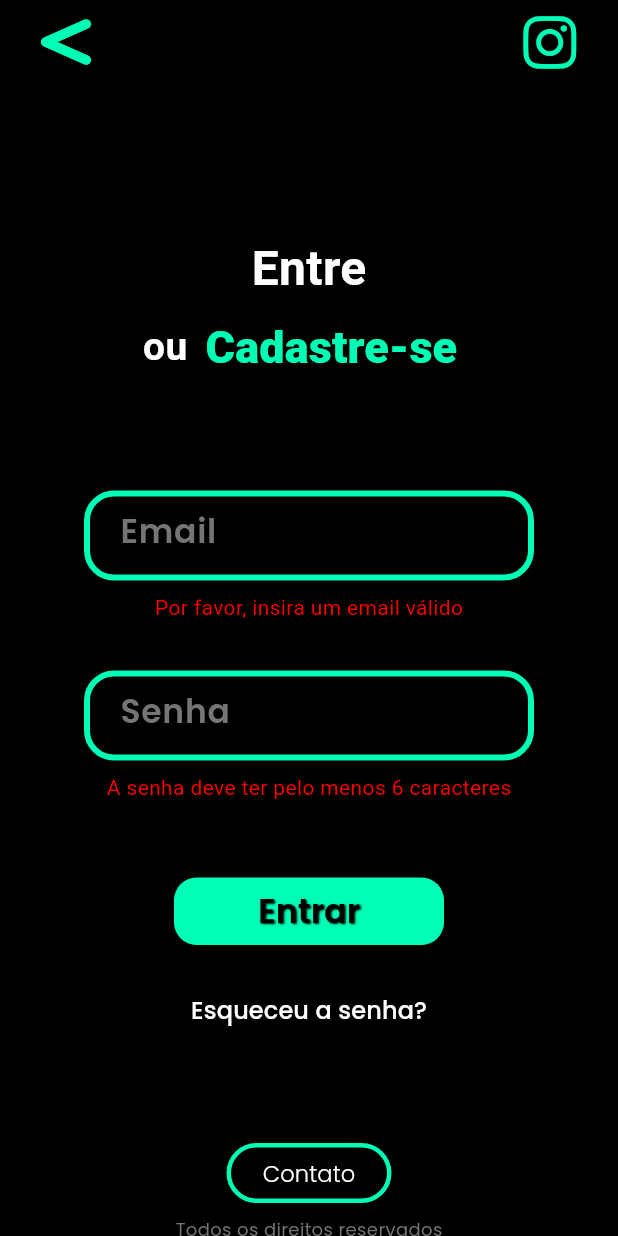
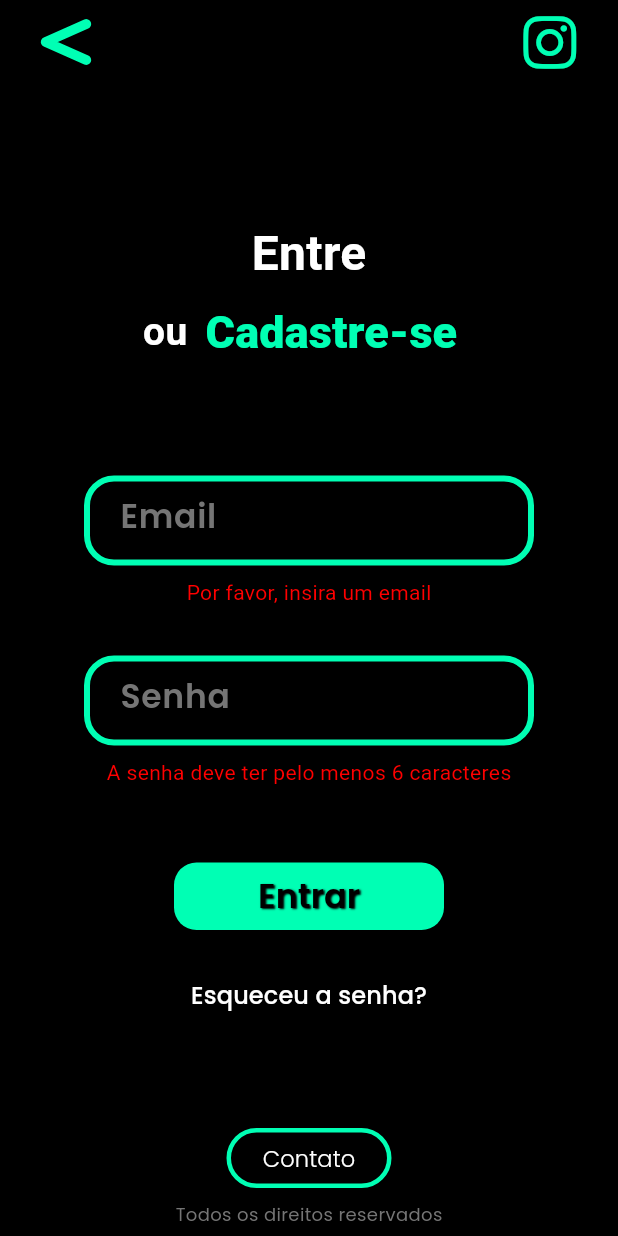
Before and after one commit to thiagofern4ndo/app-barber-shop, a Flutter app: the LoginPage screen opened directly, after a tap on "Entrar", on a phone screen of 412 x 824 dp. Run offline on Flutter 3.47's test engine with Material 3 defaults, Android fonts, the phone set to English and light mode, and no system bars; our stand-ins replace flutter_calendar_carousel, font_awesome_flutter, google_fonts.

Commit message:
alteração login

```diff
--- a/lib/screens/loginpage.dart
+++ b/lib/screens/loginpage.dart
@@ -27,8 +27,6 @@ class _LoginPageState extends State<LoginPage> {
   String? _emailError;
   String? _passwordError;
 
-  final emailRegex = RegExp(r"^[a-zA-Z0-9_.+-]+@[a-zA-Z0-9-]+\\.[a-zA-Z0-9-.]+$");
-
   bool _validateFields() {
     setState(() {
       _emailError = null;
@@ -37,11 +35,12 @@ class _LoginPageState extends State<LoginPage> {
 
     bool hasErrors = false;
 
-    if (_emailController.text.isEmpty || !emailRegex.hasMatch(_emailController.text)) {
-      _emailError = 'Por favor, insira um email válido';
+    if (_emailController.text.isEmpty) {
+      _emailError = 'Por favor, insira um email';
       hasErrors = true;
     }
 
+    // A senha precisa ter pelo menos 6 caracteres
     if (_passwordController.text.length < 6) {
       _passwordError = 'A senha deve ter pelo menos 6 caracteres';
       hasErrors = true;
@@ -83,7 +82,7 @@ class _LoginPageState extends State<LoginPage> {
                 ],
               ),
             ),
-            const SizedBox(height: 100),
+            const SizedBox(height: 90),
             Column(
               children: [
                 Text(
@@ -95,7 +94,7 @@ class _LoginPageState extends State<LoginPage> {
                   children: [
                     Text(
                       'ou',
-                      style: TextStyle(fontSize: 26,fontWeight: FontWeight.bold, color: AppColors.primaryText),
+                      style: TextStyle(fontSize: 26, fontWeight: FontWeight.bold, color: AppColors.primaryText),
                     ),
                     TextButton(
                       onPressed: () => Navigator.push(
@@ -173,7 +172,7 @@ class _LoginPageState extends State<LoginPage> {
                           },
                         ),
                         const SizedBox(height: 5),
-                      TextWidget(),
+                        TextWidget(),
                       ],
                     ),
                   ),
```
